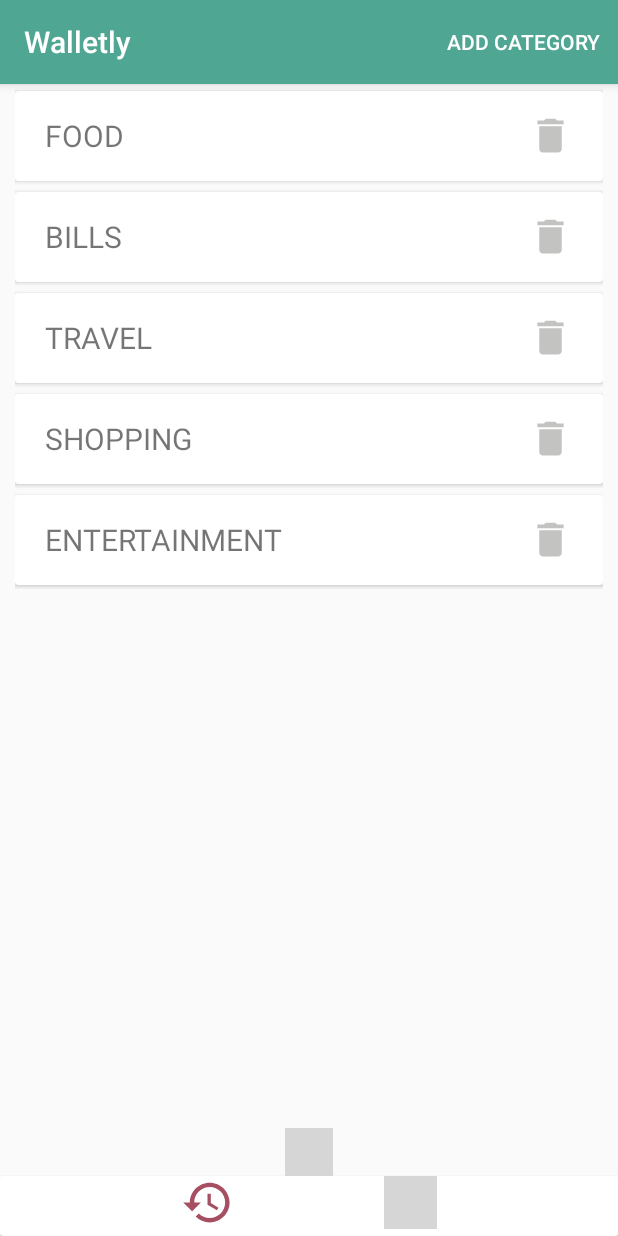
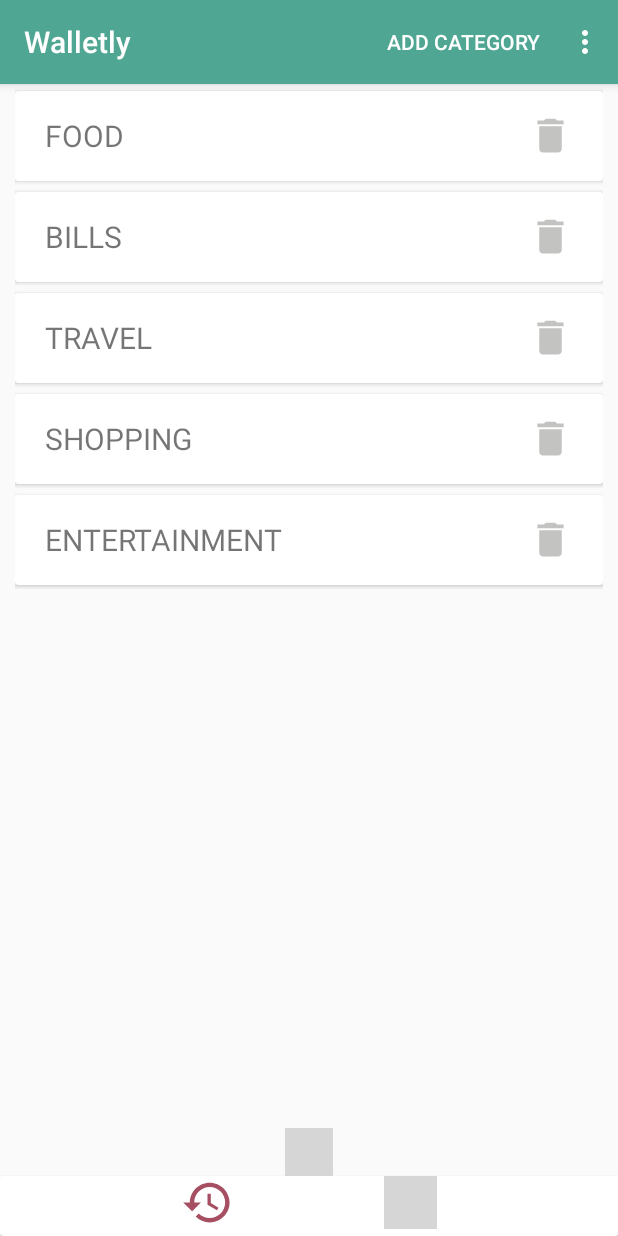
Before and after one commit to Dom07/WalletManager, an Android app: the screen it shows after launch (MainActivity), in the options menu, after a tap on "Manage Categories", on a phone screen of 412 x 824 dp. Run offline under Robolectric (Android 15) with nearby library versions, the phone set to English and light mode, and no system bars; libraries missing offline, so code that uses them is left out: com.github.mikephil.charting, com.tappx.sdk; plain views replace TappxBanner; 11 statements that could not run were skipped; grey boxes are pictures that could not be loaded.

Commit message:
- Added privacy policy for using admob services.

```diff
--- a/app/build.gradle
+++ b/app/build.gradle
@@ -6,7 +6,7 @@ android {
         applicationId "com.dom5230.utility.walletmanager"
         minSdkVersion 16
         targetSdkVersion 27
-        versionCode 3
+        versionCode 4
         versionName "1.0"
         testInstrumentationRunner "android.support.test.runner.AndroidJUnitRunner"
     }
--- a/app/src/main/java/com/dom5230/utility/walletmanager/MainActivity.java
+++ b/app/src/main/java/com/dom5230/utility/walletmanager/MainActivity.java
@@ -1,4 +1,6 @@
 package com.dom5230.utility.walletmanager;
+import android.content.Intent;
+import android.net.Uri;
 import android.os.Bundle;
 import android.view.View;
 import android.support.v7.app.AppCompatActivity;
@@ -7,9 +9,9 @@ import android.view.Menu;
 import android.view.MenuItem;
 import android.view.ViewGroup;
 import android.widget.ImageView;
+import com.tappx.sdk.android.TappxBanner;
 
-import com.tappx.sdk.android.TappxBanner;
-import com.tappx.sdk.android.TappxInterstitial;
+import java.net.URI;
 
 public class MainActivity extends AppCompatActivity {
     TappxBanner tappxBanner;
@@ -34,6 +36,7 @@ public class MainActivity extends AppCompatActivity {
         tappxBanner.setAdSize(TappxBanner.AdSize.SMART_BANNER);
         bannerContainer.addView(tappxBanner);
         tappxBanner.loadAd();
+        tappxBanner.setRefreshTimeSeconds(30);
     }
 
     @Override
@@ -55,13 +58,22 @@ public class MainActivity extends AppCompatActivity {
     public boolean onOptionsItemSelected(MenuItem item) {
         int id = item.getItemId();
 
-        if (id == R.id.action_manage_categories){
+        switch(id){
+            case R.id.action_manage_categories:{
                 android.support.v4.app.FragmentTransaction ft = getSupportFragmentManager().beginTransaction();
                 ft.replace(R.id.content_frame, new ManageCategories());
                 ft.commit();
                 ft.addToBackStack("Manage Categories");
                 updateBottomMenu(3);
+                break;
             }
+
+            case R.id.menu_privacy_policy:{
+                Intent browserIntent = new Intent(Intent.ACTION_VIEW, Uri.parse("https://ergonomic-spoons.000webhostapp.com/privacy_policy.html"));
+                startActivity(browserIntent);
+                break;
+            }
+        }
         return super.onOptionsItemSelected(item);
     }
 
--- a/app/src/main/res/menu/main.xml
+++ b/app/src/main/res/menu/main.xml
@@ -3,7 +3,13 @@
     xmlns:app="http://schemas.android.com/apk/res-auto">
     <item
         android:id="@+id/action_manage_categories"
-        android:orderInCategory="100"
+        android:orderInCategory="1"
         android:title="Manage Categories"
         app:showAsAction="never" />
+
+    <item android:id="@+id/menu_privacy_policy"
+        android:title="Privacy Policy"
+        android:orderInCategory="100"
+        app:showAsAction="never"/>
+
 </menu>
```
Also changed, not shown: 1 other file.
